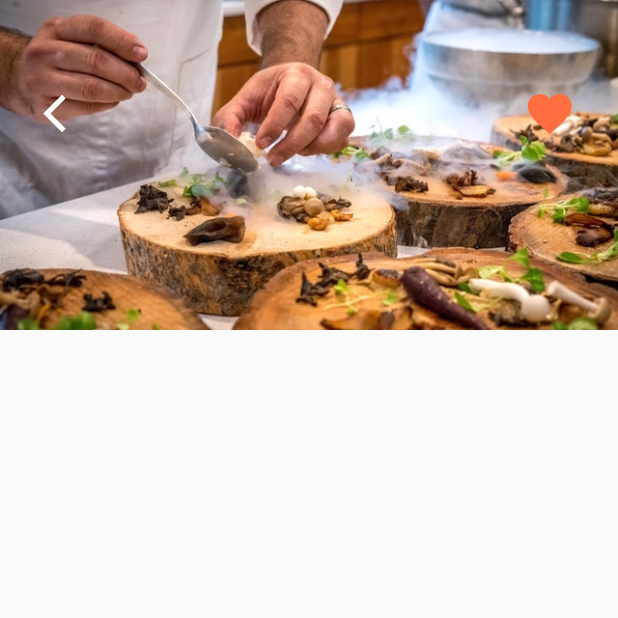
After one commit to Thauanny/Flutter-UI-MasterClass, a Flutter app: the screen it shows after launch, after a tap on "Restaurant 0", on a phone screen of 412 x 824 dp, the top half of it. The commit adds this screen. Run offline on Flutter 3.47's test engine with Material 2 defaults, Android fonts, the phone set to English and light mode, and no system bars.

Commit message:
tela do restaurante e animação

```diff
--- a/lib/modules/home/home_screen_page.dart
+++ b/lib/modules/home/home_screen_page.dart
@@ -4,6 +4,8 @@ import 'package:ui_masterclass/data/data.dart';
 import 'package:ui_masterclass/models/restaurant.dart';
 import 'package:ui_masterclass/widgets/rating_stars.dart';
 import 'package:ui_masterclass/widgets/recent_orders.dart';
+
+import '../restaurante_screen_page.dart';
 
 class HomeScreenPage extends StatelessWidget {
   const HomeScreenPage({Key? key}) : super(key: key);
@@ -51,7 +53,7 @@ class HomeScreenPage extends StatelessWidget {
                   ),
                 ),
               ),
-              _buildRestaurants(),
+              _buildRestaurants(context),
             ],
           )
         ],
@@ -60,11 +62,18 @@ class HomeScreenPage extends StatelessWidget {
   }
 }
 
-Widget _buildRestaurants() {
+Widget _buildRestaurants(BuildContext context) {
   List<Widget> restaurantList = [];
   restaurants.forEach((Restaurant restaurant) {
     restaurantList.add(
-      Container(
+      GestureDetector(
+        onTap: () => Navigator.push(
+          context,
+          MaterialPageRoute(
+            builder: (_) => RestaurantScreenPage(restaurant: restaurant),
+          ),
+        ),
+        child: Container(
           margin: EdgeInsets.symmetric(
             horizontal: 20,
             vertical: 10,
@@ -81,11 +90,14 @@ Widget _buildRestaurants() {
             children: [
               ClipRRect(
                 borderRadius: BorderRadius.circular(15),
+                child: Hero(
+                  tag: restaurant.imageUrl,
                   child: Image(
                     width: 150,
                     height: 150,
                     image: AssetImage(restaurant.imageUrl),
                     fit: BoxFit.cover,
+                  ),
                 ),
               ),
               Expanded(
@@ -97,8 +109,8 @@ Widget _buildRestaurants() {
                     children: [
                       Text(
                         restaurant.name,
-                      style:
-                          TextStyle(fontSize: 20, fontWeight: FontWeight.bold),
+                        style: TextStyle(
+                            fontSize: 20, fontWeight: FontWeight.bold),
                         overflow: TextOverflow.ellipsis,
                       ),
                       SizedBox(
@@ -110,8 +122,8 @@ Widget _buildRestaurants() {
                       ),
                       Text(
                         restaurant.address,
-                      style:
-                          TextStyle(fontSize: 16, fontWeight: FontWeight.w600),
+                        style: TextStyle(
+                            fontSize: 16, fontWeight: FontWeight.w600),
                         overflow: TextOverflow.ellipsis,
                       ),
                     ],
@@ -119,6 +131,7 @@ Widget _buildRestaurants() {
                 ),
               )
             ],
+          ),
         ),
       ),
     );
--- /dev/null
+++ b/lib/modules/restaurante_screen_page.dart
@@ -0,0 +1,50 @@
+import 'package:flutter/material.dart';
+import 'package:ui_masterclass/models/restaurant.dart';
+
+class RestaurantScreenPage extends StatelessWidget {
+  final Restaurant? restaurant;
+  const RestaurantScreenPage({Key? key, @required this.restaurant})
+      : super(key: key);
+
+  @override
+  Widget build(BuildContext context) {
+    return Scaffold(
+      body: Column(
+        children: [
+          Stack(children: [
+            Hero(
+              tag: restaurant?.imageUrl ?? '',
+              child: Image(
+                height: 220,
+                width: MediaQuery.of(context).size.width,
+                image: AssetImage(restaurant?.imageUrl ?? ''),
+                fit: BoxFit.cover,
+              ),
+            ),
+            Padding(
+              padding: EdgeInsets.symmetric(horizontal: 20, vertical: 50),
+              child: Row(
+                crossAxisAlignment: CrossAxisAlignment.center,
+                mainAxisAlignment: MainAxisAlignment.spaceBetween,
+                children: [
+                  IconButton(
+                    icon: Icon(Icons.arrow_back_ios),
+                    onPressed: () => Navigator.pop(context),
+                    color: Colors.white,
+                    iconSize: 30,
+                  ),
+                  IconButton(
+                    icon: Icon(Icons.favorite),
+                    onPressed: () {},
+                    color: Theme.of(context).primaryColor,
+                    iconSize: 35,
+                  )
+                ],
+              ),
+            )
+          ]),
+        ],
+      ),
+    );
+  }
+}
```
Lines whose indentation alone changed are shown as unchanged.
